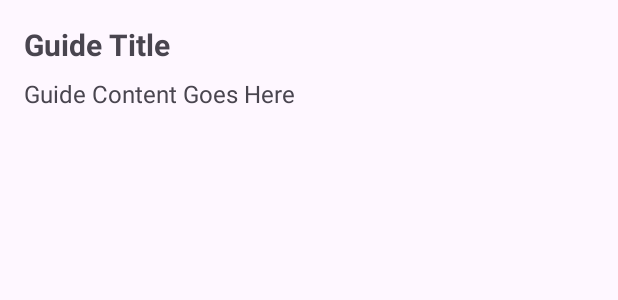
After one commit to bug0808/Skill-Sharing-App, an Android app: the layout fragment_guide_detail.xml on its own in the app's theme, with its tools: preview values and no code run, on a phone screen of 412 x 824 dp. The commit adds this screen. Shown: the top 300 px of the screen. Run offline under Robolectric (Android 15) with nearby library versions, the phone set to English and light mode, and no system bars.

Commit message:
Added to the guides so that it can have a full guide page as well as added persistence between sessions

```diff
--- a/app/build.gradle.kts
+++ b/app/build.gradle.kts
@@ -41,7 +41,10 @@ dependencies {
     implementation(libs.constraintlayout)
     implementation(libs.navigation.fragment)
     implementation(libs.navigation.ui)
+    implementation(libs.room.common)
+    implementation(libs.room.runtime)
     testImplementation(libs.junit)
     androidTestImplementation(libs.ext.junit)
     androidTestImplementation(libs.espresso.core)
+    annotationProcessor(libs.room.compiler)
 }
--- /dev/null
+++ b/app/src/main/res/layout/fragment_guide_detail.xml
@@ -0,0 +1,30 @@
+<?xml version="1.0" encoding="utf-8"?>
+<ScrollView
+    xmlns:android="http://schemas.android.com/apk/res/android"
+    android:layout_width="match_parent"
+    android:layout_height="match_parent"
+    android:padding="16dp">
+
+    <LinearLayout
+        android:layout_width="match_parent"
+        android:layout_height="wrap_content"
+        android:orientation="vertical">
+
+        <TextView
+            android:id="@+id/text_guide_title"
+            android:layout_width="match_parent"
+            android:layout_height="wrap_content"
+            android:textSize="20sp"
+            android:textStyle="bold"
+            android:paddingBottom="8dp"
+            android:text="Guide Title" />
+
+        <TextView
+            android:id="@+id/text_guide_content"
+            android:layout_width="match_parent"
+            android:layout_height="wrap_content"
+            android:textSize="16sp"
+            android:text="Guide Content Goes Here" />
+
+    </LinearLayout>
+</ScrollView>
--- a/gradle/libs.versions.toml
+++ b/gradle/libs.versions.toml
@@ -8,6 +8,9 @@ material = "1.12.0"
 constraintlayout = "2.1.4"
 navigationFragment = "2.8.3"
 navigationUi = "2.8.3"
+roomCommon = "2.6.1"
+roomRuntime = "2.6.1"
+roomCompiler = "2.6.1"
 
 [libraries]
 junit = { group = "junit", name = "junit", version.ref = "junit" }
@@ -18,6 +21,9 @@ material = { group = "com.google.android.material", name = "material", version.r
 constraintlayout = { group = "androidx.constraintlayout", name = "constraintlayout", version.ref = "constraintlayout" }
 navigation-fragment = { group = "androidx.navigation", name = "navigation-fragment", version.ref = "navigationFragment" }
 navigation-ui = { group = "androidx.navigation", name = "navigation-ui", version.ref = "navigationUi" }
+room-common = { group = "androidx.room", name = "room-common", version.ref = "roomCommon" }
+room-runtime = { group = "androidx.room", name = "room-runtime", version.ref = "roomRuntime" }
+room-compiler = { group = "androidx.room", name = "room-compiler", version.ref = "roomCompiler" }
 
 [plugins]
 android-application = { id = "com.android.application", version.ref = "agp" }
```
Also changed, not shown: app/src/main/java/com/example/mainactivity/Guide.java (+5 -10 lines), app/src/main/java/com/example/mainactivity/GuideDetailFragment.java (added, +57 -0 lines), app/src/main/java/com/example/mainactivity/data/GuideDao.java (added, +17 -0 lines), app/src/main/java/com/example/mainactivity/data/GuideDatabase.java (added, +9 -0 lines), app/src/main/java/com/example/mainactivity/data/GuideEntity.java (added, +27 -0 lines), app/src/main/java/com/example/mainactivity/ui/guides/GuidesAdapter.java (renamed from app/src/main/java/com/example/mainactivity/GuidesAdapter.java, +24 -8 lines), app/src/main/java/com/example/mainactivity/ui/guides/GuidesFragment.java (+5 -4 lines), app/src/main/java/com/example/mainactivity/ui/guides/GuidesViewModel.java (+29 -10 lines), app/src/main/res/layout/dialog_add_guide.xml (+9 -0 lines).
